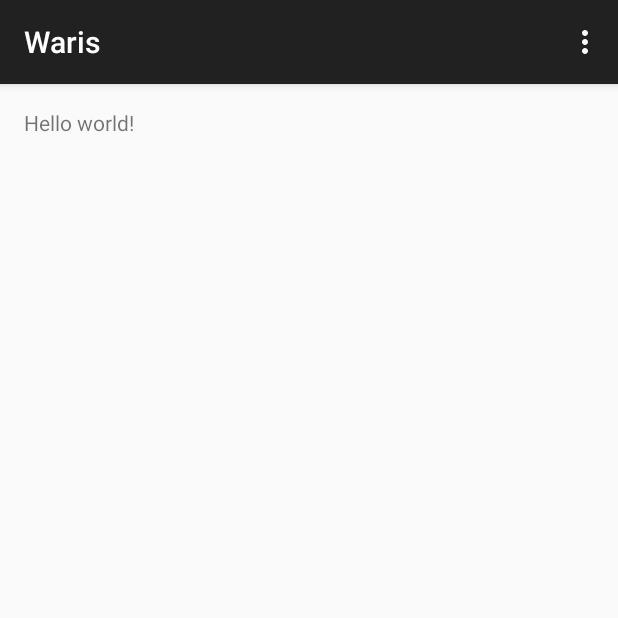
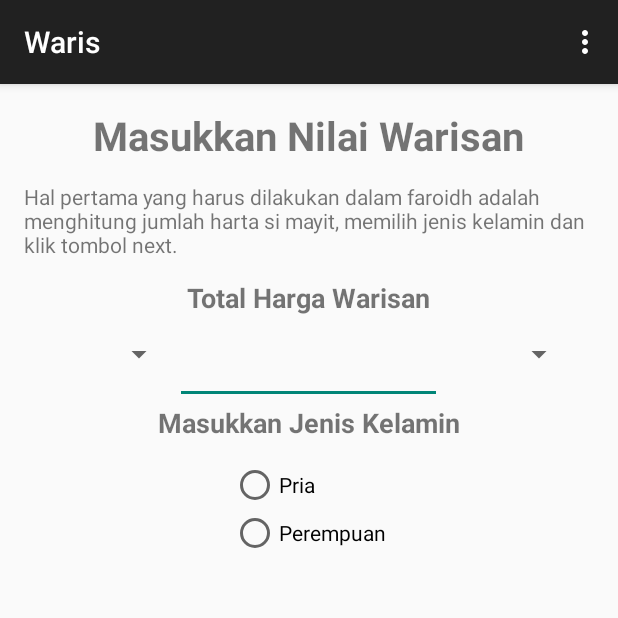
Before and after one commit to refandhika/AhliWaris, an Android app: the screen it shows after launch (MainActivity), on a phone screen of 412 x 824 dp, the top half of it. Run offline under Robolectric (Android 15) with nearby library versions, the phone set to English and light mode, and no system bars.

Commit message:
Update Activity_Main & String

```diff
--- a/Waris/app/src/main/res/layout/activity_main.xml
+++ b/Waris/app/src/main/res/layout/activity_main.xml
@@ -5,7 +5,80 @@
     android:paddingTop="@dimen/activity_vertical_margin"
     android:paddingBottom="@dimen/activity_vertical_margin" tools:context=".MainActivity">
 
-    <TextView android:text="@string/hello_world" android:layout_width="wrap_content"
-        android:layout_height="wrap_content" />
+    <TextView android:text="@string/title" android:layout_width="wrap_content"
+        android:layout_height="wrap_content"
+        android:id="@+id/textView"
+        android:paddingBottom="20px"
+        android:textSize="12pt"
+        android:textStyle="bold"
+        android:layout_alignParentTop="true"
+        android:layout_centerHorizontal="true" />
+
+    <TextView android:text="@string/help" android:layout_width="wrap_content"
+        android:layout_height="wrap_content"
+        android:layout_below="@+id/textView"
+        android:paddingBottom="20px"
+        android:layout_alignParentStart="true"
+        android:id="@+id/textView2" />
+
+    <TextView android:text="@string/title_warisan" android:layout_width="wrap_content"
+        android:layout_height="wrap_content"
+        android:id="@+id/textView3"
+        android:paddingBottom="20px"
+        android:textSize="8pt"
+        android:textStyle="bold"
+        android:layout_below="@+id/textView2"
+        android:layout_centerHorizontal="true" />
+
+    <LinearLayout
+        android:layout_width="wrap_content"
+        android:layout_height="wrap_content"
+        android:layout_below="@+id/textView3"
+        android:layout_centerHorizontal="true"
+        android:id="@+id/linearLayout">
+
+        <Spinner
+            android:layout_width="40pt"
+            android:layout_height="wrap_content"
+            android:id="@+id/spinner" />
+
+        <EditText
+            android:layout_width="80pt"
+            android:layout_height="wrap_content"
+            android:inputType="numberDecimal"
+            android:ems="10"
+            android:id="@+id/editText" />
+
+        <Spinner
+            android:layout_width="40pt"
+            android:layout_height="wrap_content"
+            android:id="@+id/spinner2" />
+    </LinearLayout>
+
+    <TextView android:text="@string/title_jekel" android:layout_width="wrap_content"
+        android:layout_height="wrap_content"
+        android:id="@+id/textView4"
+        android:paddingBottom="20px"
+        android:textSize="8pt"
+        android:textStyle="bold"
+        android:layout_below="@+id/linearLayout"
+        android:layout_centerHorizontal="true" />
+
+    <RadioGroup
+        android:layout_width="wrap_content"
+        android:layout_height="wrap_content"
+        android:layout_below="@+id/textView4"
+        android:layout_centerHorizontal="true">
+        <RadioButton
+            android:id="@+id/radio_pria"
+            android:layout_width="wrap_content"
+            android:layout_height="wrap_content"
+            android:text="@string/radio_pria"/>
+        <RadioButton
+            android:id="@+id/radio_perempuan"
+            android:layout_width="wrap_content"
+            android:layout_height="wrap_content"
+            android:text="@string/radio_perempuan"/>
+    </RadioGroup>
 
 </RelativeLayout>
--- a/Waris/app/src/main/res/values/strings.xml
+++ b/Waris/app/src/main/res/values/strings.xml
@@ -3,4 +3,19 @@
 
     <string name="hello_world">Hello world!</string>
     <string name="action_settings">Settings</string>
+    <string name="title">Masukkan Nilai Warisan</string>
+    <string name="help">Hal pertama yang harus dilakukan dalam faroidh adalah menghitung jumlah harta si mayit, memilih jenis kelamin dan klik tombol next.</string>
+    <string name="title_warisan">Total Harga Warisan</string>
+    <string-array name="currency">
+        <item>Rp</item>
+        <item>$</item>
+    </string-array>
+    <string-array name="value">
+        <item>Ribu</item>
+        <item>Juta</item>
+        <item>Miliar</item>
+    </string-array>
+    <string name="title_jekel">Masukkan Jenis Kelamin</string>
+    <string name="radio_pria">Pria</string>
+    <string name="radio_perempuan">Perempuan</string>
 </resources>
```
